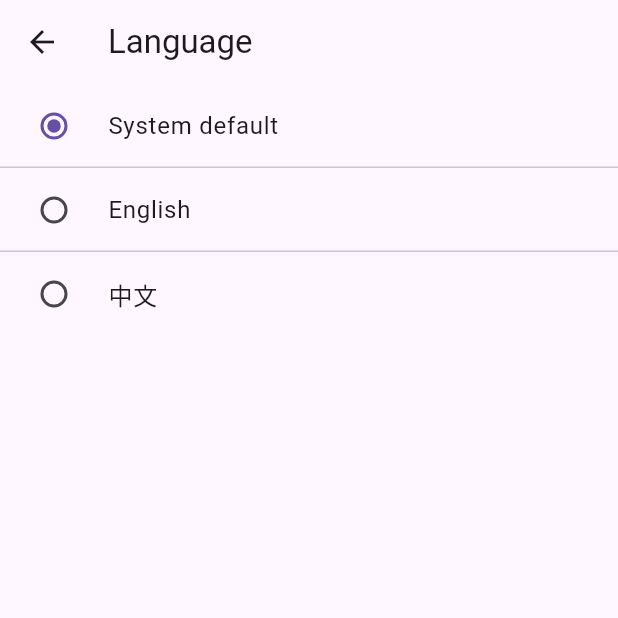
After one commit to CastorUI/castor-flutter, a Flutter app: the screen it shows after launch, item 2 of the bottom bar chosen, after a tap on the "language" icon, on a phone screen of 412 x 824 dp, the top half of it. The commit adds this screen. Run offline on Flutter 3.47's test engine with Material 3 defaults, Android fonts, the phone set to English and light mode, and no system bars; our stand-ins replace dio, flutter_image_compress, image_picker, photo_view, toastification; missing offline and left inert: photo_manager; key blocks and very long unbroken strings in the code were emptied for the run.

```diff
--- a/example/lib/main.dart
+++ b/example/lib/main.dart
@@ -1,15 +1,32 @@
+import 'package:flutter/foundation.dart';
 import 'package:flutter/material.dart';
 import 'pages/ui/ui_index_page.dart';
 import 'pages/core/core_index_page.dart';
 import 'package:castor_flutter/l10n/l10n.dart';
 import 'package:flutter_localizations/flutter_localizations.dart';
+import 'pages/settings/language_page.dart';
+import 'widgets/web_wrapper.dart';
 
 void main() {
   runApp(const MyApp());
 }
 
-class MyApp extends StatelessWidget {
+class MyApp extends StatefulWidget {
   const MyApp({super.key});
+
+  @override
+  State<MyApp> createState() => _MyAppState();
+}
+
+class _MyAppState extends State<MyApp> {
+  // Default: follow system language. Use menu to switch to English or Chinese explicitly.
+  Locale? _locale;
+
+  void _setLocale(Locale? locale) {
+    setState(() {
+      _locale = locale;
+    });
+  }
 
   @override
   Widget build(BuildContext context) {
@@ -18,6 +35,7 @@ class MyApp extends StatelessWidget {
         theme: ThemeData(
           primarySwatch: Colors.blue,
         ),
+        locale: _locale,
         localizationsDelegates: const [
           AppLocalizations.delegate,
           GlobalMaterialLocalizations.delegate,
@@ -25,14 +43,28 @@ class MyApp extends StatelessWidget {
           GlobalCupertinoLocalizations.delegate,
         ],
         supportedLocales: AppLocalizations.supportedLocales,
-      locale: const Locale('en'),
-      home: const ExampleHomePage(),
-    );
+        home: kIsWeb
+            ? WebWrapper(
+                child: ExampleHomePage(
+                onLocaleChange: _setLocale,
+                currentLocale: _locale,
+              ))
+            : ExampleHomePage(
+                onLocaleChange: _setLocale,
+                currentLocale: _locale,
+              ));
   }
 }
 
 class ExampleHomePage extends StatefulWidget {
-  const ExampleHomePage({super.key});
+  const ExampleHomePage({
+    super.key,
+    required this.onLocaleChange,
+    required this.currentLocale,
+  });
+
+  final ValueChanged<Locale?> onLocaleChange;
+  final Locale? currentLocale; // null -> system
 
   @override
   State<ExampleHomePage> createState() => _ExampleHomePageState();
@@ -57,6 +89,31 @@ class _ExampleHomePageState extends State<ExampleHomePage> {
     return Scaffold(
       appBar: AppBar(
         title: const Text('castor_flutter Example'),
+        actions: [
+          IconButton(
+            tooltip: 'Language',
+            icon: const Icon(Icons.language),
+            onPressed: () {
+              final current = widget.currentLocale == null
+                  ? 'system'
+                  : widget.currentLocale!.languageCode;
+              Navigator.of(context).push(
+                MaterialPageRoute(
+                  builder: (_) => kIsWeb
+                      ? WebWrapper(
+                          child: LanguageSelectionPage(
+                          currentCode: current,
+                          onSelected: _handleLocaleChange,
+                        ))
+                      : LanguageSelectionPage(
+                          currentCode: current,
+                          onSelected: _handleLocaleChange,
+                        ),
+                ),
+              );
+            },
+          ),
+        ],
       ),
       body: _pages[_selectedIndex],
       bottomNavigationBar: BottomNavigationBar(
@@ -75,4 +132,18 @@ class _ExampleHomePageState extends State<ExampleHomePage> {
       ),
     );
   }
+
+  void _handleLocaleChange(value) {
+    switch (value) {
+      case 'system':
+        widget.onLocaleChange(null);
+        break;
+      case 'en':
+        widget.onLocaleChange(const Locale('en'));
+        break;
+      case 'zh':
+        widget.onLocaleChange(const Locale('zh'));
+        break;
     }
+  }
+}
--- a/example/lib/pages/core/calculator_demo_page.dart
+++ b/example/lib/pages/core/calculator_demo_page.dart
@@ -15,7 +15,9 @@ class _CalculatorDemoPageState extends State<CalculatorDemoPage> {
 
   @override
   Widget build(BuildContext context) {
-    return Padding(
+    return Scaffold(
+        appBar: AppBar(title: const Text('Calculator Demo')),
+        body: Padding(
           padding: const EdgeInsets.all(24.0),
           child: Column(
             mainAxisAlignment: MainAxisAlignment.center,
@@ -46,6 +48,6 @@ class _CalculatorDemoPageState extends State<CalculatorDemoPage> {
                 Text('结果：$_result', style: const TextStyle(fontSize: 20)),
             ],
           ),
-    );
+        ));
   }
 }
--- /dev/null
+++ b/example/lib/pages/settings/language_page.dart
@@ -0,0 +1,67 @@
+import 'package:flutter/material.dart';
+
+/// A simple language selection page that highlights the current selection
+/// and returns the chosen value when tapped.
+///
+/// [currentCode]: 'system' | 'en' | 'zh'
+/// [onSelected]: callback with the chosen code
+class LanguageSelectionPage extends StatefulWidget {
+  const LanguageSelectionPage({
+    super.key,
+    required this.currentCode,
+    required this.onSelected,
+  });
+
+  final String currentCode; // 'system' | 'en' | 'zh'
+  final ValueChanged<String> onSelected;
+
+  @override
+  State<LanguageSelectionPage> createState() => _LanguageSelectionPageState();
+}
+
+class _LanguageSelectionPageState extends State<LanguageSelectionPage> {
+  late String _selected;
+
+  @override
+  void initState() {
+    super.initState();
+    _selected = widget.currentCode;
+  }
+
+  void _choose(String value) {
+    setState(() => _selected = value);
+    widget.onSelected(value);
+    Navigator.of(context).pop();
+  }
+
+  @override
+  Widget build(BuildContext context) {
+    return Scaffold(
+      appBar: AppBar(title: const Text('Language')),
+      body: ListView(
+        children: [
+          RadioListTile<String>(
+            title: const Text('System default'),
+            value: 'system',
+            groupValue: _selected,
+            onChanged: (v) => _choose(v!),
+          ),
+          const Divider(height: 0),
+          RadioListTile<String>(
+            title: const Text('English'),
+            value: 'en',
+            groupValue: _selected,
+            onChanged: (v) => _choose(v!),
+          ),
+          const Divider(height: 0),
+          RadioListTile<String>(
+            title: const Text('中文'),
+            value: 'zh',
+            groupValue: _selected,
+            onChanged: (v) => _choose(v!),
+          ),
+        ],
+      ),
+    );
+  }
+}
```
Also changed, not shown: example/lib/pages/core/core_index_page.dart (+7 -1 lines), example/lib/pages/ui/ui_index_page.dart (+30 -6 lines), example/lib/widgets/web_wrapper.dart (added, +37 -0 lines). Lines whose indentation alone changed are shown as unchanged.
